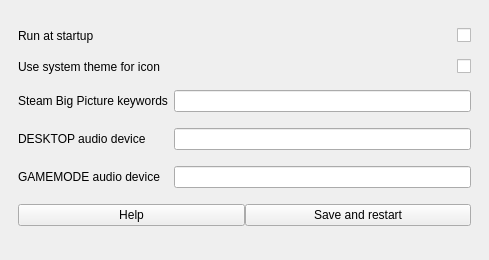
First picture: the form in design.ui, repository Odizinne/bigpicturetv, before the edit.
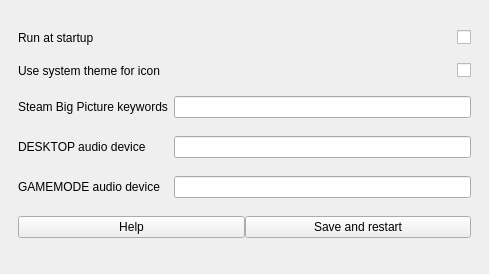
Second picture: the form after the edit.

Commit message: use ui file for help dialog

Patch:
```diff
--- a/design.ui
+++ b/design.ui
@@ -7,7 +7,7 @@
     <x>0</x>
     <y>0</y>
     <width>489</width>
-    <height>260</height>
+    <height>274</height>
    </rect>
   </property>
   <property name="sizePolicy">
```
The commit also changes 3 other files.
